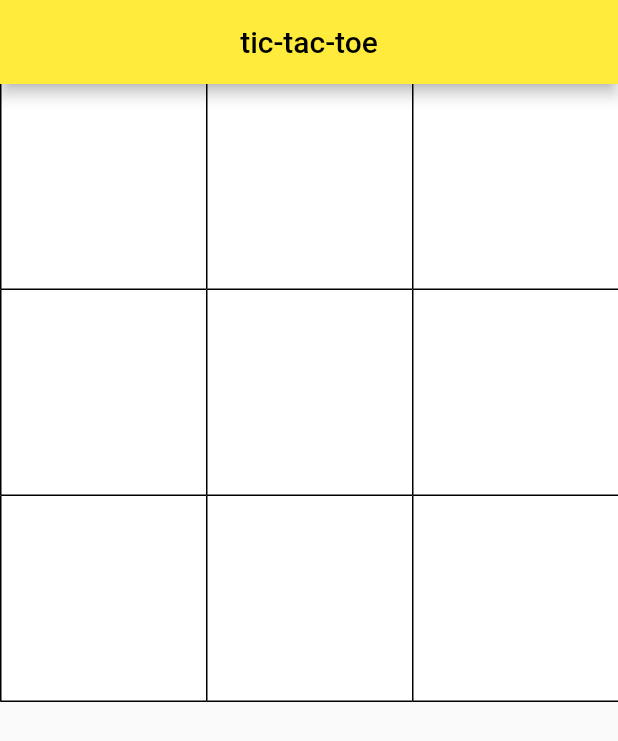
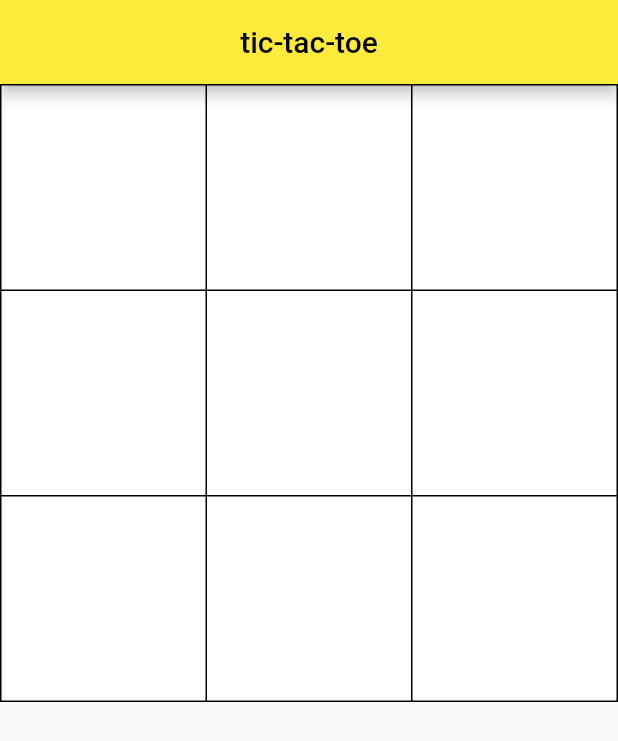
Before and after one commit to AlexandruPopa97/tic_tac_toe, a Flutter app: the screen it shows after launch, on a phone screen of 412 x 824 dp. Shown: the top 741 px of the screen. Run offline on Flutter 3.47's test engine with Material 2 defaults, Android fonts, the phone set to English and light mode, and no system bars.

Commit message:
add padding

```diff
--- a/lib/main.dart
+++ b/lib/main.dart
@@ -132,12 +132,17 @@ class _GameState extends State<Game> {
       ),
       body: Column(
         children: <Widget>[
-          GridView.builder(
+          Container(
+            color: Colors.black,
+            child: GridView.builder(
+              padding: const EdgeInsets.all(1.0),
               scrollDirection: Axis.vertical,
               shrinkWrap: true,
               itemCount: 9,
               gridDelegate: const SliverGridDelegateWithFixedCrossAxisCount(
                 crossAxisCount: 3,
+                mainAxisSpacing: 1.0,
+                crossAxisSpacing: 1.0,
               ),
               itemBuilder: (BuildContext context, int index) {
                 return InkWell(
@@ -154,14 +159,15 @@ class _GameState extends State<Game> {
                     decoration: BoxDecoration(
                       color: getColor(index),
                       border: const Border(
-                      bottom: BorderSide(color: Colors.black),
-                      left: BorderSide(color: Colors.black),
+                        //bottom: BorderSide(color: Colors.black),
+                        //left: BorderSide(color: Colors.black),
                       ),
                     ),
                     duration: const Duration(milliseconds: 500),
                   ),
                 );
               },
+            ),
           ),
           Visibility(
             visible: endGame,
```
Lines whose indentation alone changed are shown as unchanged.
